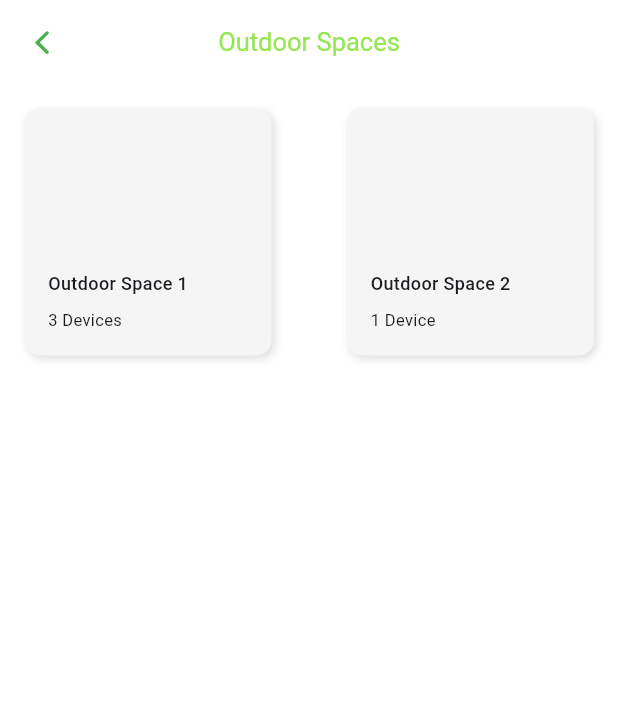
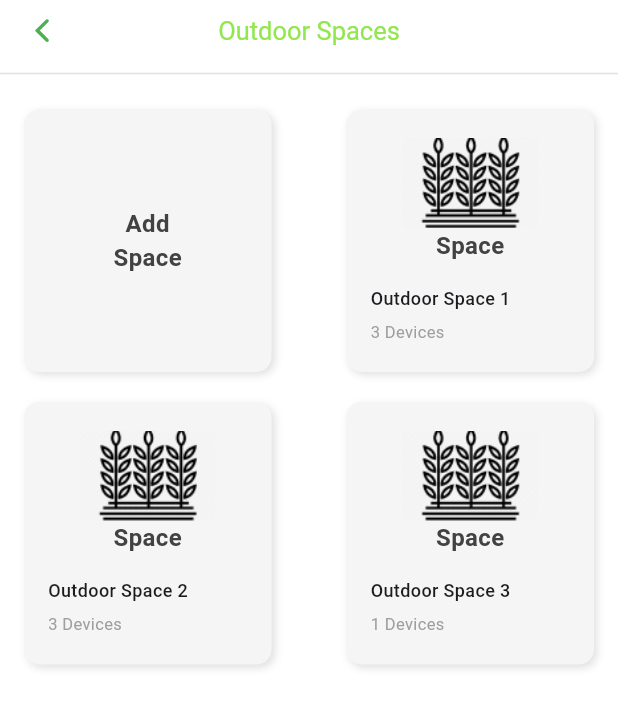
Before and after one commit to ozcann159/farmer_chatbot, a Flutter app: the OutdoorSpacesScreen screen opened directly, on a phone screen of 412 x 824 dp. Shown: the top 708 px of the screen. Run offline on Flutter 3.47's test engine with Material 3 defaults, Android fonts, the phone set to English and light mode, and no system bars; our stand-ins replace image_picker.

Commit message:
outdoorSpacesScreen editing

```diff
--- a/lib/screens/onboarding_screen.dart
+++ b/lib/screens/onboarding_screen.dart
@@ -43,7 +43,7 @@ class _OnboardingState extends State<Onboarding> {
                 return Padding(
                   padding: const EdgeInsets.all(80.0),
                   child: Column(
-                    mainAxisAlignment: MainAxisAlignment.center, // Ortalayıcı
+                    mainAxisAlignment: MainAxisAlignment.center,
                     children: [
                       Container(
                         width: screenSize.width * 0.6,
--- a/lib/screens/outdoorSpacesScreen.dart
+++ b/lib/screens/outdoorSpacesScreen.dart
@@ -29,26 +29,49 @@ class OutdoorSpacesScreen extends StatelessWidget {
           },
           icon: Icon(CupertinoIcons.back),
         ),
+        bottom: PreferredSize(
+          preferredSize: Size.fromHeight(1.0),
+          child: Divider(
+            color: Colors.grey[300],
+            thickness: 1.0,
+          ),
+        ),
       ),
       body: Padding(
-        padding: const EdgeInsets.all(16.0), // Genel boşluk için
-        child: Row(
-          mainAxisAlignment: MainAxisAlignment.spaceBetween,
+        padding: const EdgeInsets.all(16.0),
+        child: Column(
           children: [
-            _buildOutdoorSpaceContainer('Outdoor Space 1', '3 Devices'),
-            _buildOutdoorSpaceContainer('Outdoor Space 2', '1 Device'),
+            Row(
+              mainAxisAlignment: MainAxisAlignment.spaceBetween,
+              children: [
+                _buildOutdoorSpaceContainer('Add Space', '', null),
+                _buildOutdoorSpaceContainer(
+                    'Outdoor Space 1', '3 Devices', "assets/images/image7.png"),
+              ],
+            ),
+            SizedBox(height: 20),
+            Row(
+              mainAxisAlignment: MainAxisAlignment.spaceBetween,
+              children: [
+                _buildOutdoorSpaceContainer(
+                    'Outdoor Space 2', '3 Devices', "assets/images/image7.png"),
+                _buildOutdoorSpaceContainer(
+                    'Outdoor Space 3', '1 Devices', "assets/images/image7.png"),
+              ],
+            )
           ],
         ),
       ),
     );
   }
 
-  Widget _buildOutdoorSpaceContainer(String title, String deviceCount) {
+  Widget _buildOutdoorSpaceContainer(
+      String title, String deviceCount, String? imagePath) {
     return SingleChildScrollView(
       scrollDirection: Axis.horizontal,
       child: Container(
         width: 165,
-        height: 165,
+        height: 175,
         padding: const EdgeInsets.all(16.0),
         decoration: BoxDecoration(
           color: Colors.grey[100],
@@ -62,18 +85,54 @@ class OutdoorSpacesScreen extends StatelessWidget {
           ],
         ),
         child: Column(
-          mainAxisAlignment: MainAxisAlignment.end,
-          crossAxisAlignment: CrossAxisAlignment.start,
+          mainAxisAlignment: MainAxisAlignment.center,
+          crossAxisAlignment: CrossAxisAlignment.center,
           children: [
+            if (imagePath != null)
+              Image.asset(
+                imagePath,
+                width: 90,
+                height: 60,
+                fit: BoxFit.cover,
+              )
+            else
+              Text(
+                'Add ',
+                style: TextStyle(
+                    fontSize: 16,
+                    fontWeight: FontWeight.bold,
+                    color: Colors.grey[800]),
+                textAlign: TextAlign.center,
+              ),
             Text(
-              title,
-              style: const TextStyle(fontSize: 12, fontWeight: FontWeight.w500),
+              'Space',
+              style: TextStyle(
+                  fontSize: 16,
+                  fontWeight: FontWeight.bold,
+                  color: Colors.grey[800]),
+              textAlign: TextAlign.center,
             ),
-            const SizedBox(height: 8),
-            Text(
-              deviceCount,
-              style: const TextStyle(fontSize: 11),
-            ),
+            if (imagePath != null) ...[
+              SizedBox(height: 15),
+              Align(
+                alignment: Alignment.centerLeft,
+                child: Text(
+                  title,
+                  style: const TextStyle(
+                    fontSize: 12,
+                    fontWeight: FontWeight.w500,
+                  ),
+                ),
+              ),
+              const SizedBox(height: 6),
+              Align(
+                alignment: Alignment.centerLeft,
+                child: Text(
+                  deviceCount,
+                  style: const TextStyle(fontSize: 11, color: Colors.grey),
+                ),
+              ),
+            ]
           ],
         ),
       ),
--- a/pubspec.yaml
+++ b/pubspec.yaml
@@ -65,6 +65,7 @@ flutter:
     - assets/images/image.png
     - assets/images/image1.png
     - assets/images/group1.png
+    - assets/images/image7.png
   #   - images/a_dot_ham.jpeg
 
   # An image asset can refer to one or more resolution-specific "variants", see
```
Also changed, not shown: assets/images/image7.png (added).
